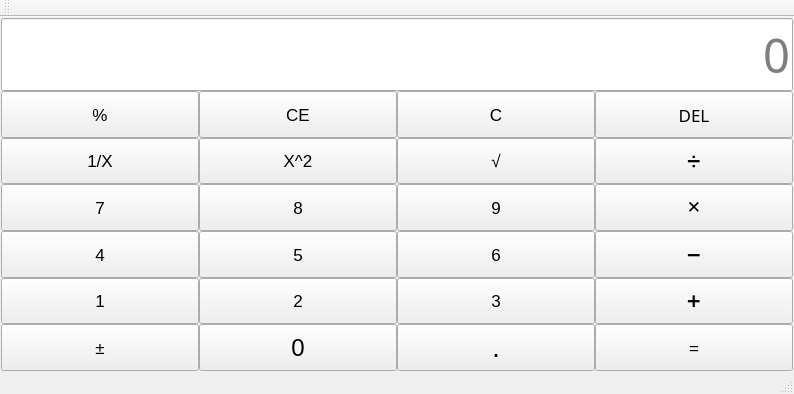
Old version of the form third_demo/MainWindow.ui in the repository halolljr/Cpp_Qt.
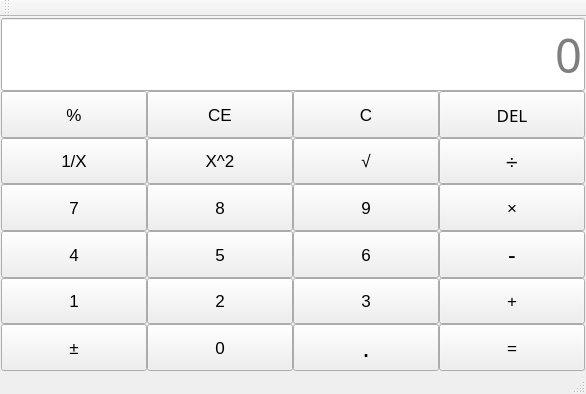
New version of the form. Icons and pictures are not drawn.

What changed in the file:
```diff
--- a/third_demo/MainWindow.ui
+++ b/third_demo/MainWindow.ui
@@ -6,12 +6,15 @@
    <rect>
     <x>0</x>
     <y>0</y>
-    <width>794</width>
+    <width>586</width>
     <height>394</height>
    </rect>
   </property>
   <property name="windowTitle">
-   <string>MainWindow</string>
+   <string>计算器-梁家荣-20212</string>
+  </property>
+  <property name="styleSheet">
+   <string notr="true"/>
   </property>
   <widget class="QWidget" name="centralWidget">
    <layout class="QVBoxLayout" name="verticalLayout">
@@ -265,7 +268,7 @@
         </property>
         <property name="font">
          <font>
-          <pointsize>18</pointsize>
+          <pointsize>13</pointsize>
          </font>
         </property>
         <property name="text">
@@ -283,11 +286,11 @@
         </property>
         <property name="font">
          <font>
-          <pointsize>13</pointsize>
+          <pointsize>16</pointsize>
          </font>
         </property>
         <property name="text">
-         <string>➗</string>
+         <string>÷</string>
         </property>
        </widget>
       </item>
@@ -305,7 +308,7 @@
          </font>
         </property>
         <property name="text">
-         <string>✕</string>
+         <string>×</string>
         </property>
        </widget>
       </item>
@@ -391,11 +394,11 @@
         </property>
         <property name="font">
          <font>
-          <pointsize>13</pointsize>
+          <pointsize>17</pointsize>
          </font>
         </property>
         <property name="text">
-         <string>➖</string>
+         <string>-</string>
         </property>
        </widget>
       </item>
@@ -431,7 +434,7 @@
          </font>
         </property>
         <property name="text">
-         <string>➕</string>
+         <string>+</string>
         </property>
        </widget>
       </item>
```
Left out of the diff: 7 changed lines with no effect on the pictures.
